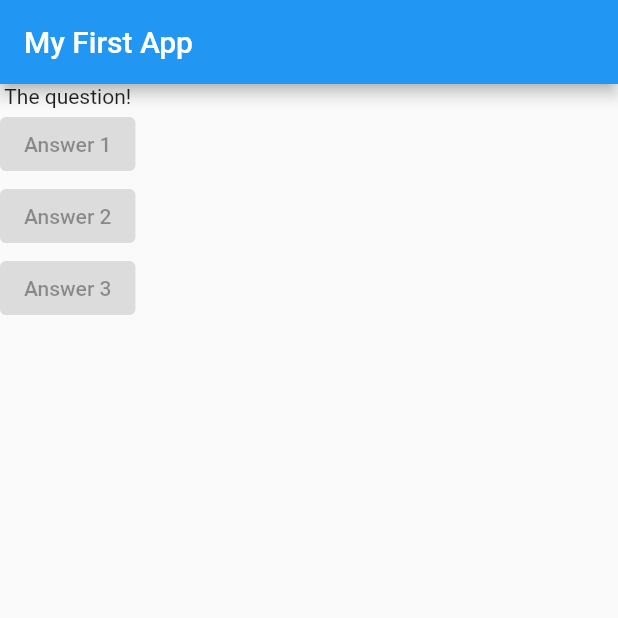
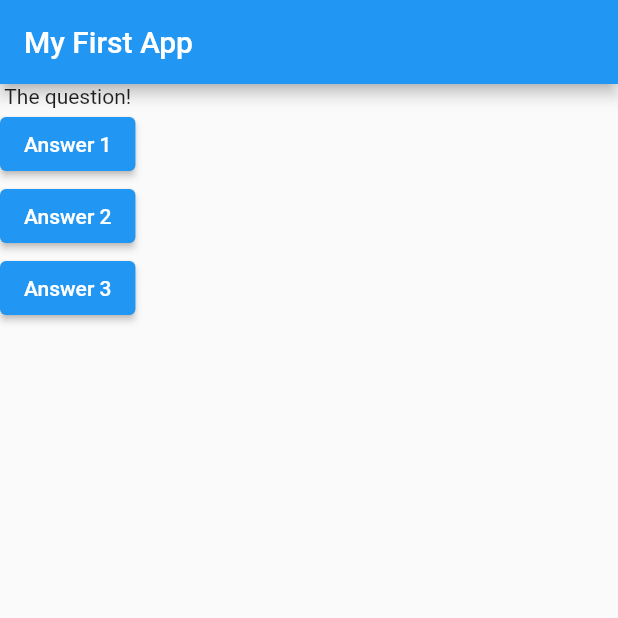
Before and after one commit to Bill-Yuyi/quiz_app, a Flutter app: the screen it shows after launch, on a phone screen of 412 x 824 dp, the top half of it. Run offline on Flutter 3.47's test engine with Material 2 defaults, Android fonts, the phone set to English and light mode, and no system bars.

Commit message:
some function added

```diff
--- a/lib/main.dart
+++ b/lib/main.dart
@@ -5,6 +5,10 @@ void main() {
 }
 
 class MyApp extends StatelessWidget {
+  void answerQuestion() {
+    print('Answer chosen');
+  }
+
   @override
   Widget build(BuildContext context) {
     var question = [
@@ -17,11 +21,17 @@ class MyApp extends StatelessWidget {
       body: Column(children: [
         Text('The question!'),
         ElevatedButton(
-          onPressed: null,
+          onPressed: answerQuestion,
           child: Text('Answer 1'),
         ),
-        ElevatedButton(onPressed: null, child: Text('Answer 2')),
-        ElevatedButton(onPressed: null, child: Text('Answer 3'))
+        ElevatedButton(
+          onPressed: () => print('wow'),
+          child: Text('Answer 2'),
+        ),
+        ElevatedButton(
+          onPressed: answerQuestion,
+          child: Text('Answer 3'),
+        )
       ]),
     ));
   }
```
